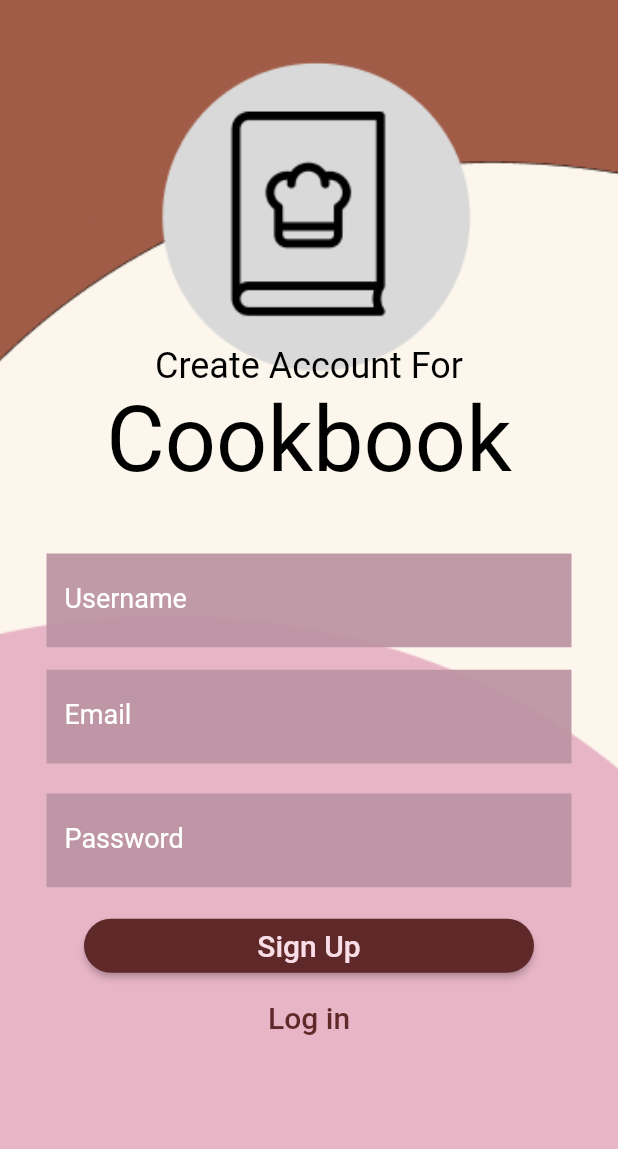
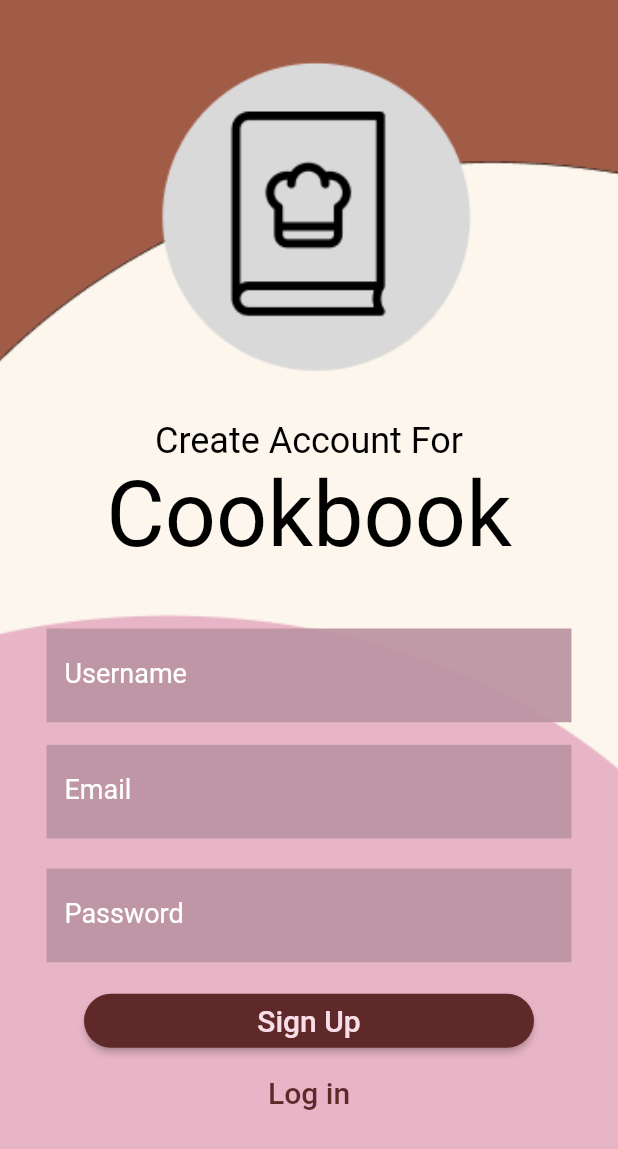
Before and after one commit to vincentv1345/COP4331-Recipe-Book, a Flutter app: the CreateScreen screen opened directly, on a phone screen of 412 x 824 dp. Shown: the top 1149 px of the screen. Run offline on Flutter 3.47's test engine with Material 2 defaults, Android fonts, the phone set to English and light mode, and no system bars; our stand-ins replace image_picker; missing offline and left inert: outline_search_bar; network calls fail.

Commit message:
lil shifting

```diff
--- a/mobile/lib/screens/CreateAccount.dart
+++ b/mobile/lib/screens/CreateAccount.dart
@@ -79,7 +79,7 @@ class _MainPageState extends State<MainPage> {
                   crossAxisAlignment: CrossAxisAlignment.center,
                   children: <Widget>[
                     Container(
-                        margin: const EdgeInsets.only(top: 230),
+                        margin: const EdgeInsets.only(top: 280),
                         child: Text('Create Account For',style: TextStyle(fontSize: 24 ,color:Colors.black))
                     ),
                   ],
@@ -229,6 +229,7 @@ class _MainPageState extends State<MainPage> {
                             var userId = '';
                             var jsonObject;
 
+
                               await RecipeData.signup(email.trim(),
                                   loginName.trim(), password.trim());
 
```
